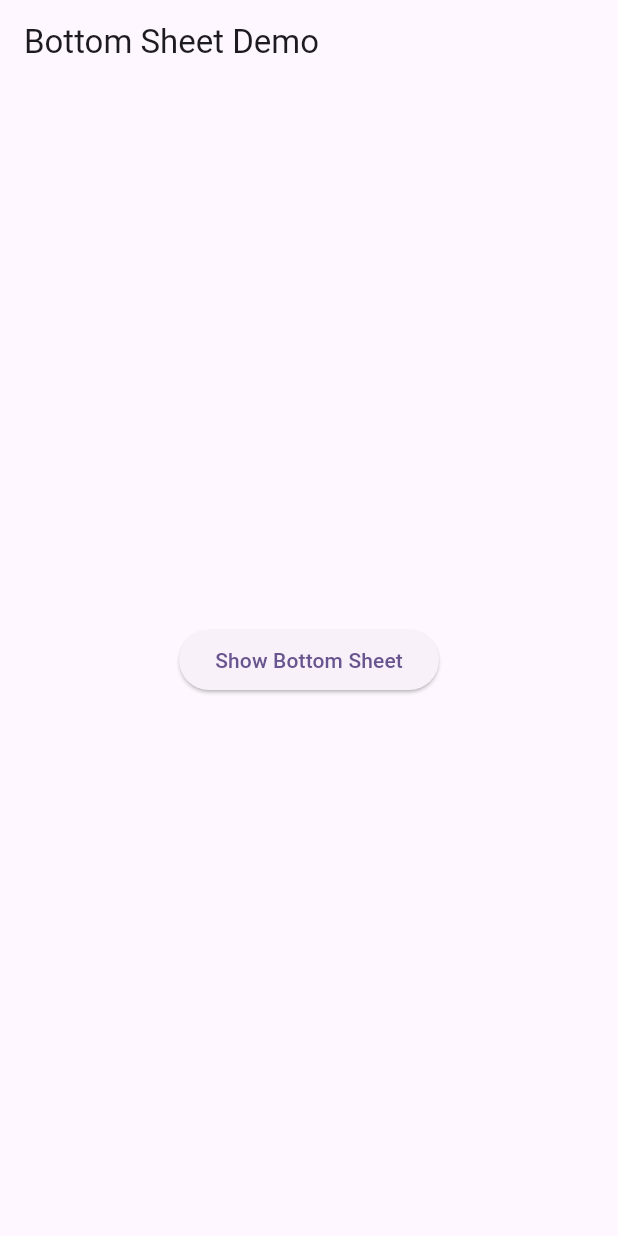
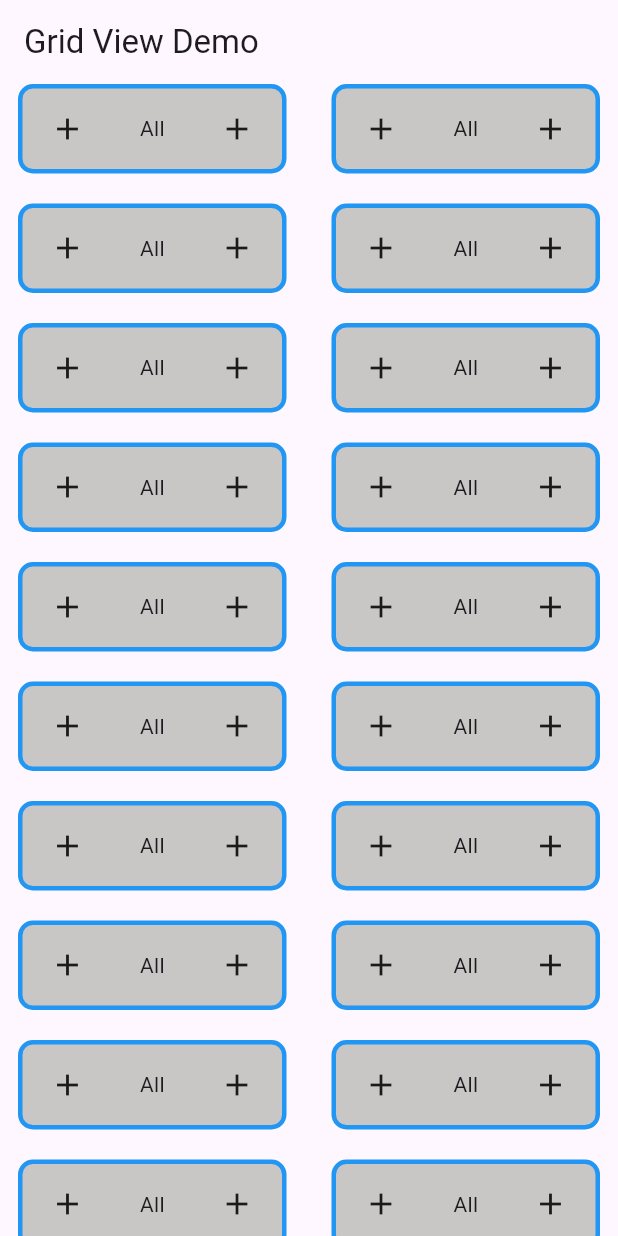
Before and after one commit to MuhammadAliKust/Jawad-Project, a Flutter app: the screen it shows after launch, on a phone screen of 412 x 824 dp. Run offline on Flutter 3.47's test engine with Material 3 defaults, Android fonts, the phone set to English and light mode, and no system bars.

Commit message:
GridView Builder Done

```diff
--- /dev/null
+++ b/lib/grid_view_demo.dart
@@ -0,0 +1,39 @@
+import 'package:flutter/material.dart';
+
+class GridViewDemo extends StatelessWidget {
+  const GridViewDemo({super.key});
+
+  @override
+  Widget build(BuildContext context) {
+    return Scaffold(
+      appBar: AppBar(
+        title: Text("Grid View Demo"),
+      ),
+      body: Padding(
+        padding: const EdgeInsets.symmetric(horizontal: 12.0),
+        child: GridView.builder(
+            gridDelegate: SliverGridDelegateWithFixedCrossAxisCount(
+                crossAxisCount: 2,
+                crossAxisSpacing: 30,
+                mainAxisSpacing: 20,
+                childAspectRatio: 3),
+            itemBuilder: (context, i) {
+              return Container(
+                decoration: BoxDecoration(
+                    color: Color(0xffc9c6c6),
+                    borderRadius: BorderRadius.circular(10),
+                    border: Border.all(color: Colors.blue, width: 3)),
+                child: Row(
+                  mainAxisAlignment: MainAxisAlignment.spaceAround,
+                  children: [
+                    Icon(Icons.add),
+                    Text("All"),
+                    Icon(Icons.add),
+                  ],
+                ),
+              );
+            }),
+      ),
+    );
+  }
+}
--- a/lib/main.dart
+++ b/lib/main.dart
@@ -3,6 +3,7 @@ import 'package:jawad_project/single_selection.dart';
 
 import 'bottom_sheet_demo.dart';
 import 'dialog_box_demo.dart';
+import 'grid_view_demo.dart';
 import 'multiple_selection.dart';
 
 void main() {
@@ -36,7 +37,7 @@ class MyApp extends StatelessWidget {
           colorScheme: ColorScheme.fromSeed(seedColor: Colors.deepPurple),
           useMaterial3: true,
         ),
-        home: BottomSheetDemo());
+        home: GridViewDemo());
   }
 }
 
```
